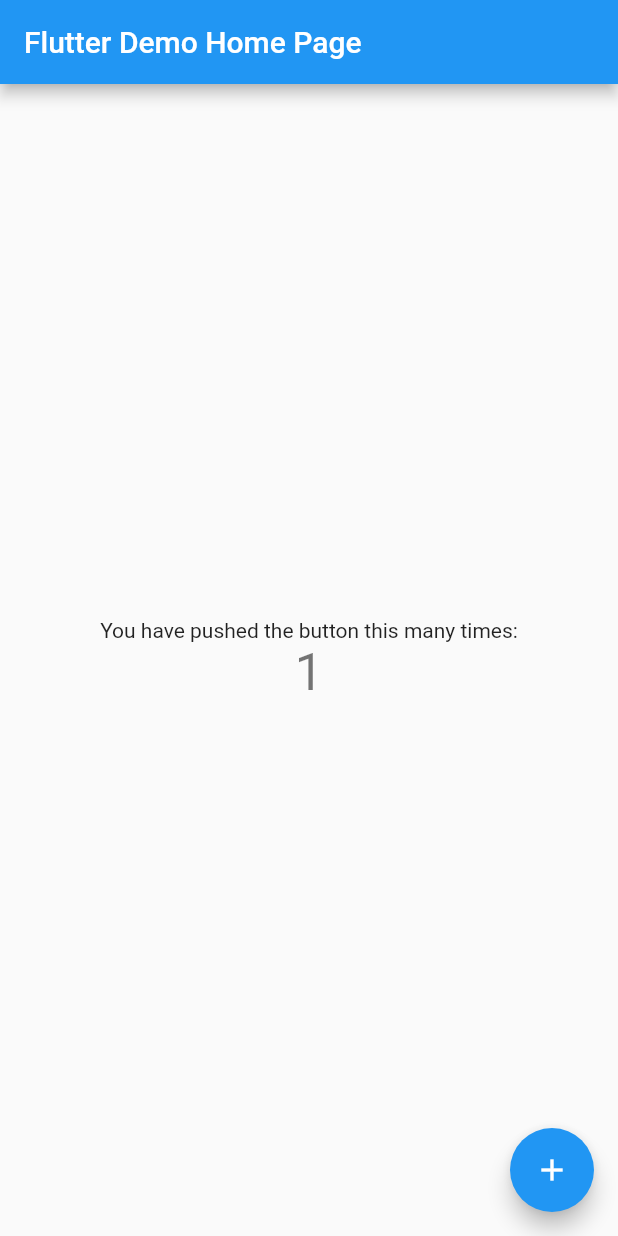
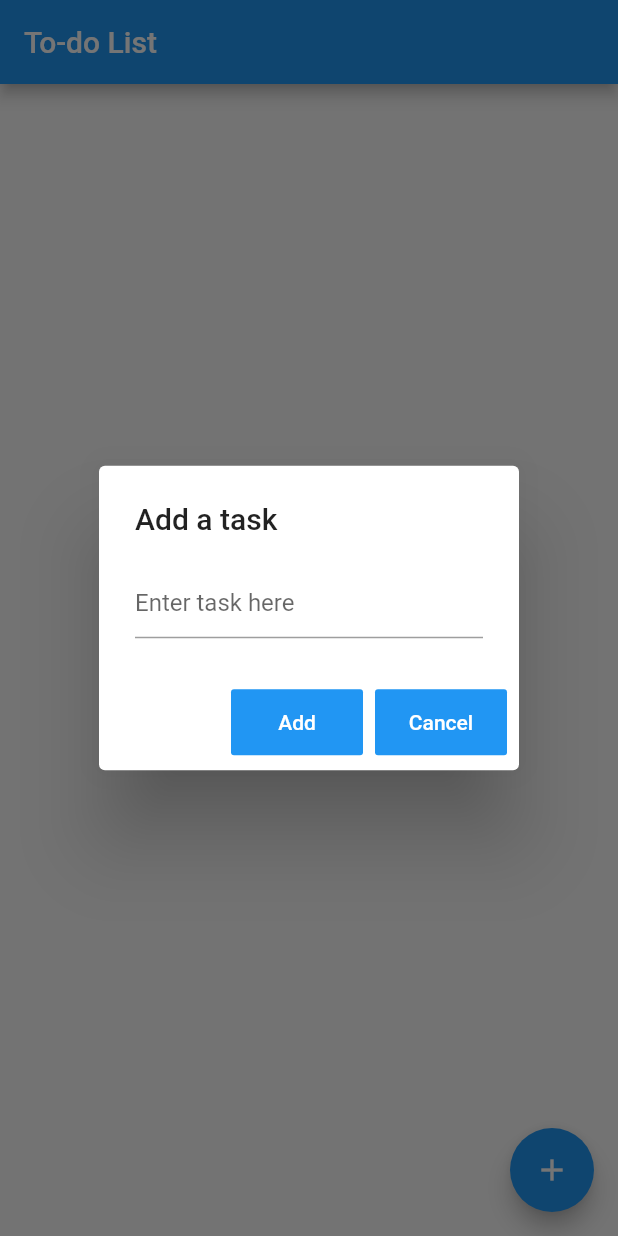
Before and after one commit to alex123a/Mobile-dev-assignment-4, a Flutter app: the screen it shows after launch, after a tap on the "add" icon, on a phone screen of 412 x 824 dp. Run offline on Flutter 3.47's test engine with Material 2 defaults, Android fonts, the phone set to English and light mode, and no system bars.

Commit message:
basic done

```diff
--- a/alval20_flutter_todo/lib/main.dart
+++ b/alval20_flutter_todo/lib/main.dart
@@ -11,105 +11,95 @@
   @override
   Widget build(BuildContext context) {
     return MaterialApp(
-      title: 'Flutter Demo',
-      theme: ThemeData(
-        // This is the theme of your application.
-        //
-        // Try running your application with "flutter run". You'll see the
-        // application has a blue toolbar. Then, without quitting the app, try
-        // changing the primarySwatch below to Colors.green and then invoke
-        // "hot reload" (press "r" in the console where you ran "flutter run",
-        // or simply save your changes to "hot reload" in a Flutter IDE).
-        // Notice that the counter didn't reset back to zero; the application
-        // is not restarted.
-        primarySwatch: Colors.blue,
-      ),
-      home: const MyHomePage(title: 'Flutter Demo Home Page'),
+      title: "My To-do app",
+      home: TodoList()
     );
   }
 }
 
-class MyHomePage extends StatefulWidget {
-  const MyHomePage({super.key, required this.title});
-
-  // This widget is the home page of your application. It is stateful, meaning
-  // that it has a State object (defined below) that contains fields that affect
-  // how it looks.
-
-  // This class is the configuration for the state. It holds the values (in this
-  // case the title) provided by the parent (in this case the App widget) and
-  // used by the build method of the State. Fields in a Widget subclass are
-  // always marked "final".
-
-  final String title;
-
+class TodoList extends StatefulWidget {
   @override
-  State<MyHomePage> createState() => _MyHomePageState();
+  _TodoState createState() => _TodoState();
 }
 
-class _MyHomePageState extends State<MyHomePage> {
-  int _counter = 0;
-
-  void _incrementCounter() {
-    setState(() {
-      // This call to setState tells the Flutter framework that something has
-      // changed in this State, which causes it to rerun the build method below
-      // so that the display can reflect the updated values. If we changed
-      // _counter without calling setState(), then the build method would not be
-      // called again, and so nothing would appear to happen.
-      _counter++;
-    });
-  }
+class _TodoState extends State<TodoList> {
+  final List<String> todolist = <String>[];
+  final TextEditingController textEditer = TextEditingController();
 
   @override
   Widget build(BuildContext context) {
-    // This method is rerun every time setState is called, for instance as done
-    // by the _incrementCounter method above.
-    //
-    // The Flutter framework has been optimized to make rerunning build methods
-    // fast, so that you can just rebuild anything that needs updating rather
-    // than having to individually change instances of widgets.
     return Scaffold(
-      appBar: AppBar(
-        // Here we take the value from the MyHomePage object that was created by
-        // the App.build method, and use it to set our appbar title.
-        title: Text(widget.title),
+      appBar: AppBar(title: Text("To-do List")),
+      body: ListView(children: _getItems()),
+      floatingActionButton: FloatingActionButton(
+        onPressed: () => _displayDialog(context),
+        tooltip: "Add item",
+        child: Icon(Icons.add)
       ),
-      body: Center(
-        // Center is a layout widget. It takes a single child and positions it
-        // in the middle of the parent.
-        child: Column(
-          // Column is also a layout widget. It takes a list of children and
-          // arranges them vertically. By default, it sizes itself to fit its
-          // children horizontally, and tries to be as tall as its parent.
-          //
-          // Invoke "debug painting" (press "p" in the console, choose the
-          // "Toggle Debug Paint" action from the Flutter Inspector in Android
-          // Studio, or the "Toggle Debug Paint" command in Visual Studio Code)
-          // to see the wireframe for each widget.
-          //
-          // Column has various properties to control how it sizes itself and
-          // how it positions its children. Here we use mainAxisAlignment to
-          // center the children vertically; the main axis here is the vertical
-          // axis because Columns are vertical (the cross axis would be
-          // horizontal).
-          mainAxisAlignment: MainAxisAlignment.center,
-          children: <Widget>[
-            const Text(
-              'You have pushed the button this many times:',
-            ),
-            Text(
-              '$_counter',
-              style: Theme.of(context).textTheme.headline4,
-            ),
-          ],
-        ),
-      ),
-      floatingActionButton: FloatingActionButton(
-        onPressed: _incrementCounter,
-        tooltip: 'Increment',
-        child: const Icon(Icons.add),
-      ), // This trailing comma makes auto-formatting nicer for build methods.
     );
   }
+
+  void _addTodo(String title) {
+    setState(() {
+      todolist.add(title);
+    });
+    textEditer.clear();
+  }
+
+  Widget _buildTodoItem(String title) {
+    return ListTile(title: Text(title));
+  }
+
+  final ButtonStyle flatButtonStyle = TextButton.styleFrom(
+    foregroundColor: Colors.white,
+    minimumSize: Size(88, 44),
+    padding: EdgeInsets.symmetric(horizontal: 16.0),
+    shape: const RoundedRectangleBorder(
+      borderRadius: BorderRadius.all(Radius.circular(2.0)),
+    ),
+    backgroundColor: Colors.blue,
+  );
+
+  Future<void> _displayDialog(BuildContext context) async {
+    // alter the app state to show a dialog
+    return showDialog(
+      context: context,
+      builder: (BuildContext context) {
+        return AlertDialog(
+          title: const Text('Add a task'),
+          content: TextField(
+            controller: textEditer,
+            decoration: const InputDecoration(hintText: 'Enter task here'),
+          ),
+          actions: <Widget>[
+            // add button
+            TextButton(
+              style: flatButtonStyle,
+              child: const Text('Add'),
+              onPressed: () {
+                Navigator.of(context).pop();
+                _addTodo(textEditer.text);
+              },
+            ),
+            // Cancel button
+            TextButton(
+              style: flatButtonStyle,
+              child: const Text('Cancel'),
+              onPressed: () {
+                Navigator.of(context).pop();
+              },
+            )
+          ],
+        );
+      }
+    );
+  }
+
+  List<Widget> _getItems() {
+    final List<Widget> todoWidgets = <Widget>[];
+    for (String title in todolist) {
+      todoWidgets.add(_buildTodoItem(title));
+    }
+    return todoWidgets;
+  }
 }
```
